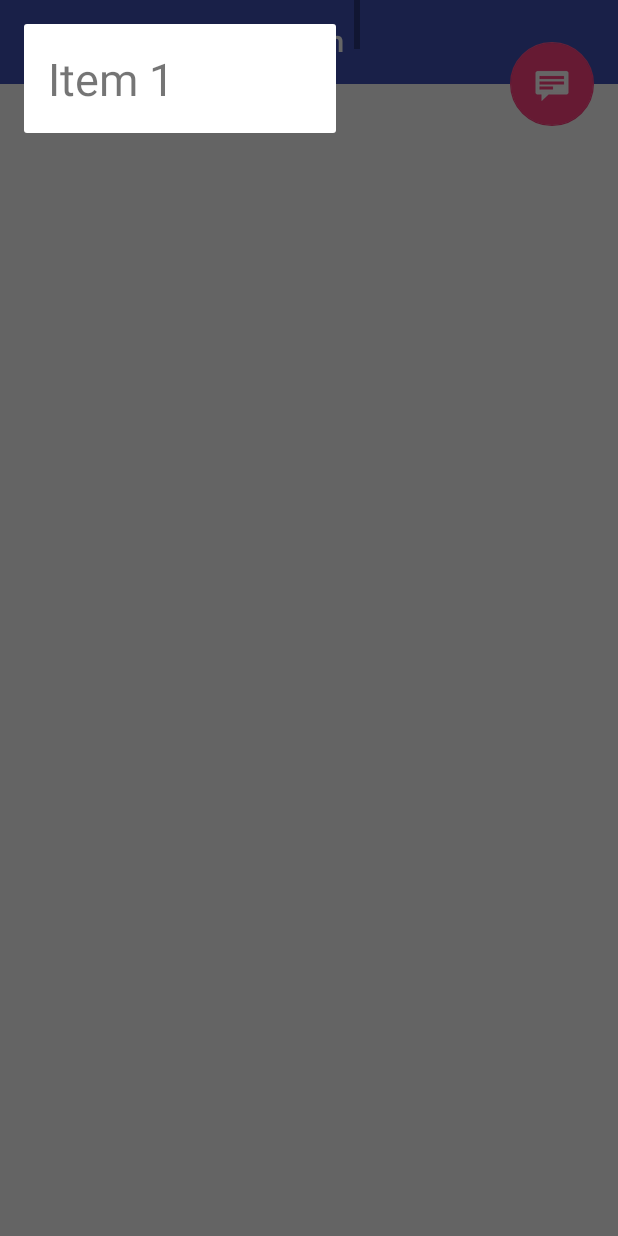
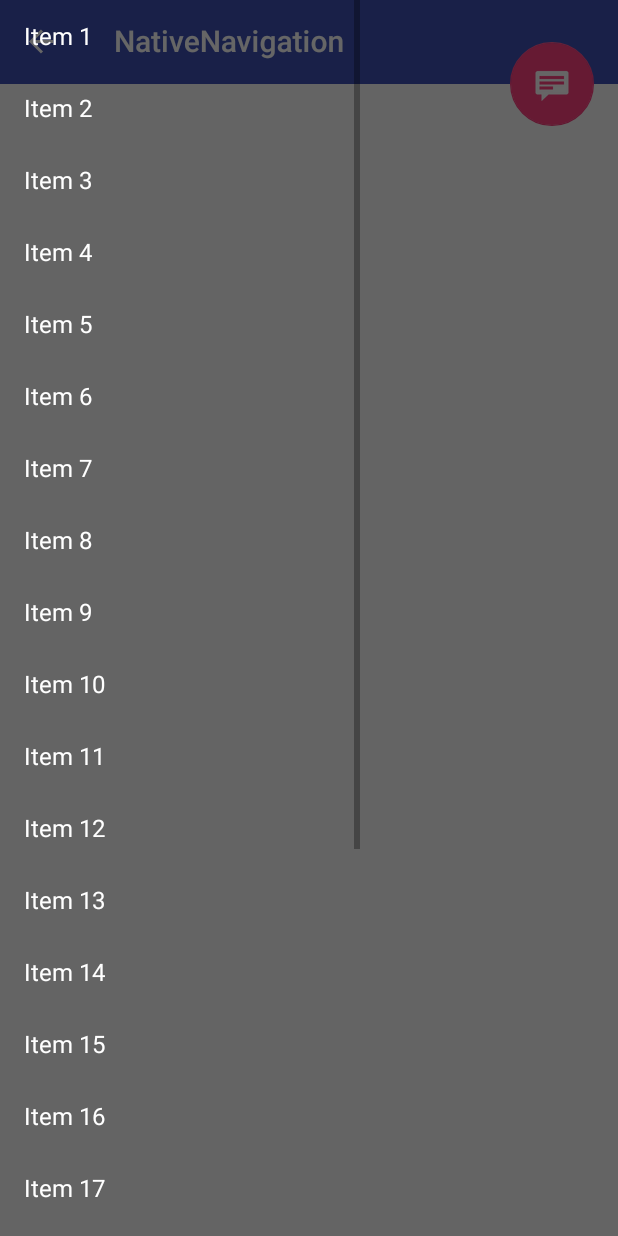
Before and after one commit to adamski/juce-native-navigation, an Android app: the screen it shows after launch (JuceActivity), with the side drawer open, on a phone screen of 412 x 824 dp. Run offline under Robolectric (Android 15) with nearby library versions, the phone set to English and light mode, and no system bars; 4 statements that could not run were skipped.

Commit message:
use basic textview for nav items

```diff
--- a/Builds/AndroidStudio/app/src/main/java/com/codegarden/nativenavigation/ItemListAdapter.java
+++ b/Builds/AndroidStudio/app/src/main/java/com/codegarden/nativenavigation/ItemListAdapter.java
@@ -28,7 +28,7 @@ public class ItemListAdapter extends RecyclerView.Adapter<ItemListAdapter.ItemVi
 
     @Override
     public ItemViewHolder onCreateViewHolder(ViewGroup parent, int viewType) {
-        View view = LayoutInflater.from(parent.getContext()).inflate(R.layout.item_cardview, parent, false);
+        View view = LayoutInflater.from(parent.getContext()).inflate(R.layout.drawer_item, parent, false);
         ItemViewHolder personViewHolder = new ItemViewHolder(view);
         return personViewHolder;
     }
@@ -63,13 +63,13 @@ public class ItemListAdapter extends RecyclerView.Adapter<ItemListAdapter.ItemVi
 
     public static class ItemViewHolder extends RecyclerView.ViewHolder implements View
             .OnClickListener {
-        CardView cv;
+        //CardView cv;
         TextView itemTitle;
 
         ItemViewHolder(View itemView) {
             super(itemView);
-            cv = (CardView)itemView.findViewById(R.id.cv);
-            itemTitle = (TextView)itemView.findViewById(R.id.item_title);
+            //cv = (CardView)itemView.findViewById(R.id.cv);
+            itemTitle = (TextView)itemView.findViewById(android.R.id.text1);
             itemView.setOnClickListener(this);
         }
 
--- /dev/null
+++ b/Builds/AndroidStudio/app/src/main/res/layout-v14/drawer_item.xml
@@ -0,0 +1,15 @@
+<?xml version="1.0" encoding="utf-8"?>
+<TextView xmlns:android="http://schemas.android.com/apk/res/android"
+    android:id="@android:id/text1"
+    android:layout_width="match_parent"
+    android:layout_height="wrap_content"
+    android:layout_gravity="left"
+    android:textAppearance="?android:attr/textAppearanceListItemSmall"
+    android:gravity="left|center_vertical"
+    android:paddingLeft="16dp"
+    android:paddingRight="16dp"
+    android:textColor="#fff"
+    android:minHeight="?android:attr/listPreferredItemHeightSmall"
+    >
+    <!--android:background="@drawable/list_activated_background"-->
+</TextView>
--- /dev/null
+++ b/Builds/AndroidStudio/app/src/main/res/layout/drawer_item.xml
@@ -0,0 +1,15 @@
+<?xml version="1.0" encoding="utf-8"?>
+<TextView xmlns:android="http://schemas.android.com/apk/res/android"
+    android:id="@android:id/text1"
+    android:layout_width="match_parent"
+    android:layout_height="wrap_content"
+    android:layout_gravity="left"
+    android:textAppearance="?android:attr/textAppearanceListItemSmall"
+    android:gravity="left|center_vertical"
+    android:paddingLeft="16dp"
+    android:paddingRight="16dp"
+    android:textColor="#fff"
+    android:minHeight="?android:attr/listPreferredItemHeightSmall"
+    >
+    <!--android:background="@drawable/list_activated_background"-->
+</TextView>
```
